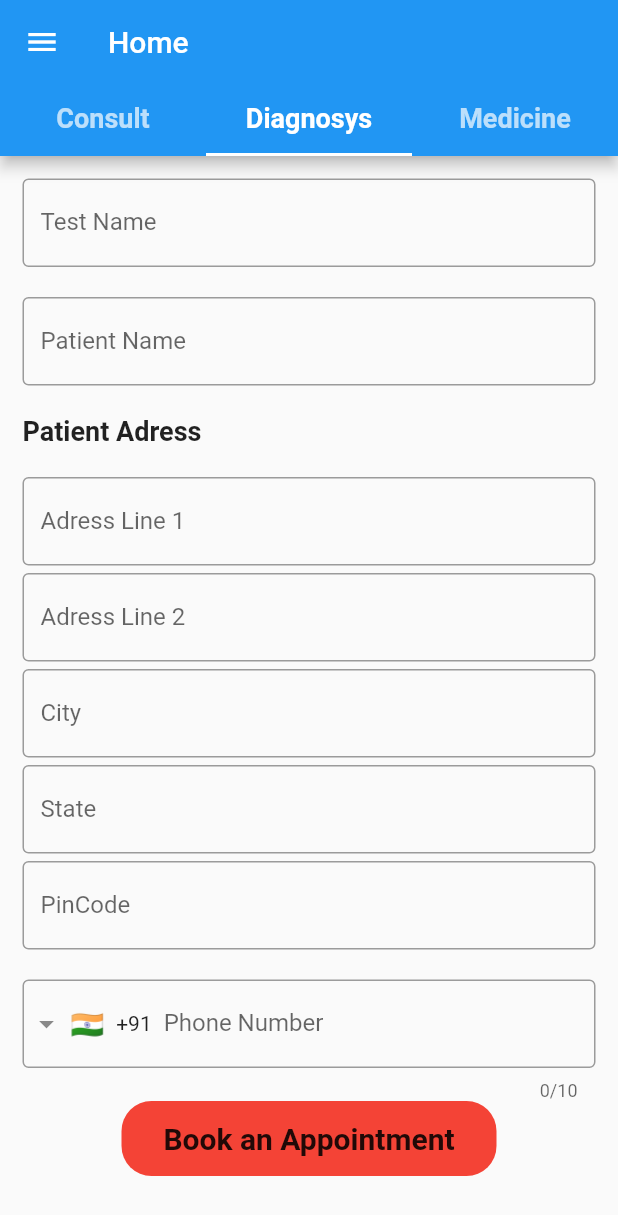
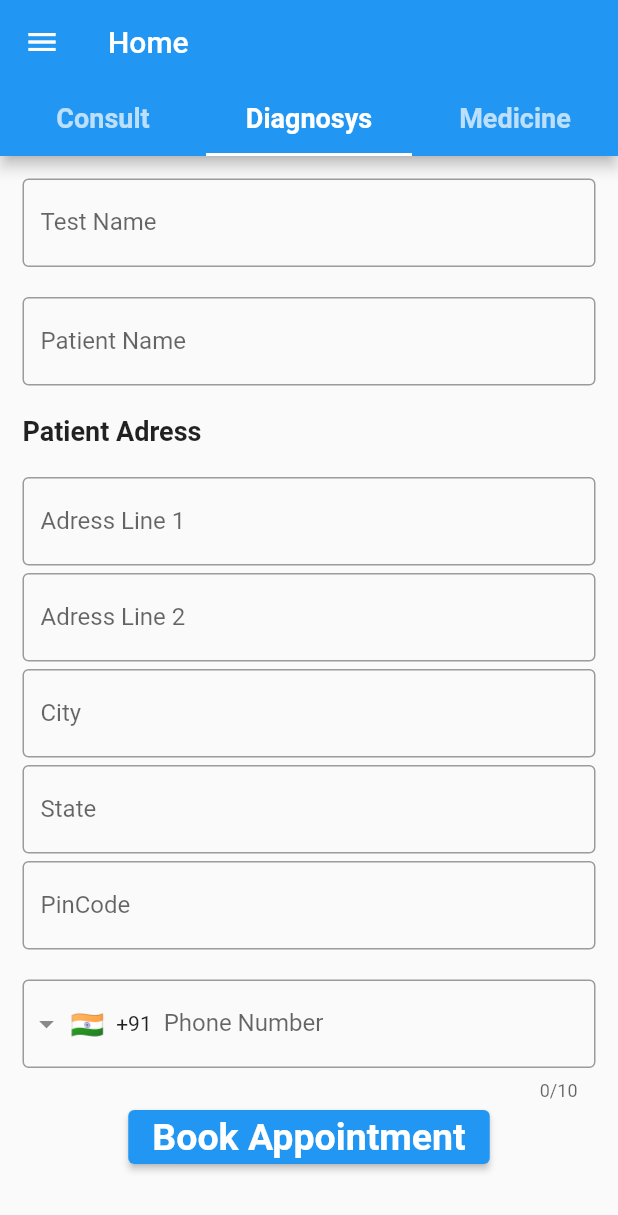
Before and after one commit to tnsmobilesolutions/tnshealth, a Flutter app: the DashBoard screen opened directly, tab 2 chosen, on a phone screen of 412 x 824 dp. Shown: the top 1215 px of the screen. Run offline on Flutter 3.47's test engine with Material 2 defaults, Android fonts, the phone set to English and light mode, and no system bars; drawn by our look-alikes of intl_phone_field; our stand-ins replace flutter_login.

Commit message:
elevated button

```diff
--- a/lib/screen/diagnosys.dart
+++ b/lib/screen/diagnosys.dart
@@ -97,34 +97,15 @@ class _diagnosysState extends State<diagnosys> {
               },
             ),
             Center(
-              child: Container(
-                decoration: BoxDecoration(
-                    borderRadius: BorderRadius.circular(20), color: Colors.red),
-                height: 50.0,
-                width: 250.0,
-                child: GestureDetector(
-                  onTap: () {
-                    Navigator.push(
-                      context,
-                      MaterialPageRoute(
-                        builder: (context) {
-                          return DashBoard();
-                        },
-                      ),
-                    );
+              child: ElevatedButton(
+                  onPressed: () {
+                    DashBoard();
                   },
-                  child: Padding(
-                    padding: const EdgeInsets.all(12.0),
-                    child: Center(
-                      child: Text(
-                        'Book an Appointment',
-                        style: kTextStyle,
-                      ),
-                    ),
-                  ),
-                ),
-              ),
-            ),
+                  child: const Text(
+                    'Book Appointment',
+                    style: TextStyle(fontWeight: FontWeight.bold, fontSize: 25),
+                  )),
+            )
           ],
         ),
       ),
```
Also changed, not shown: lib/screen/medicine.dart (+7 -26 lines).
